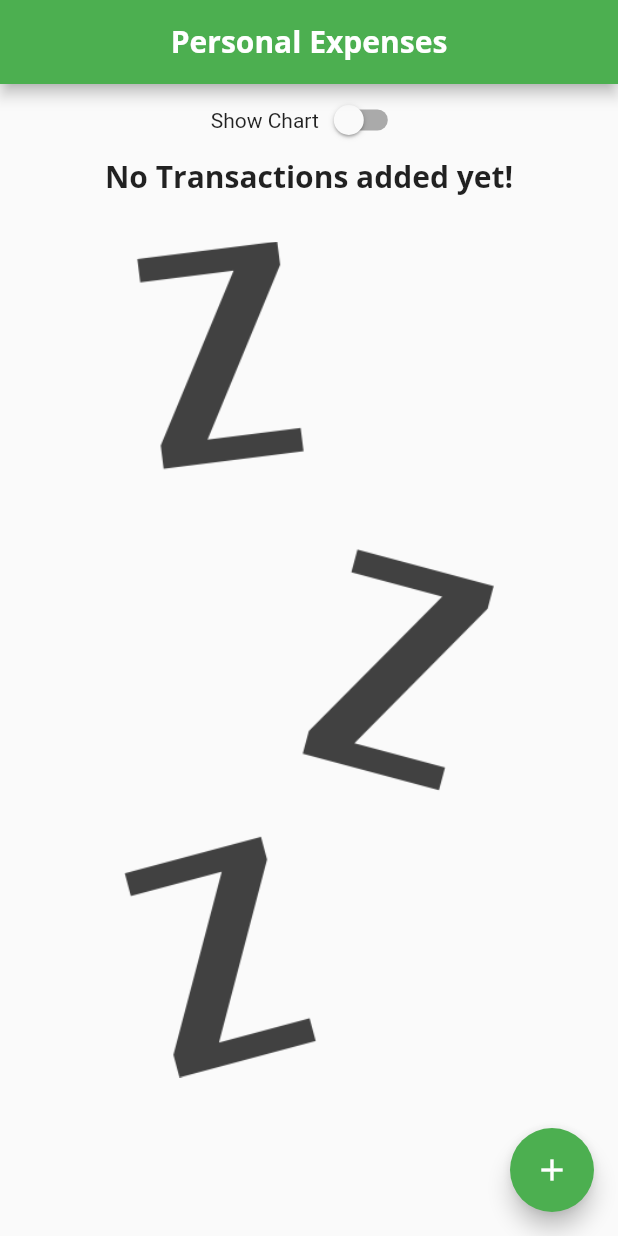
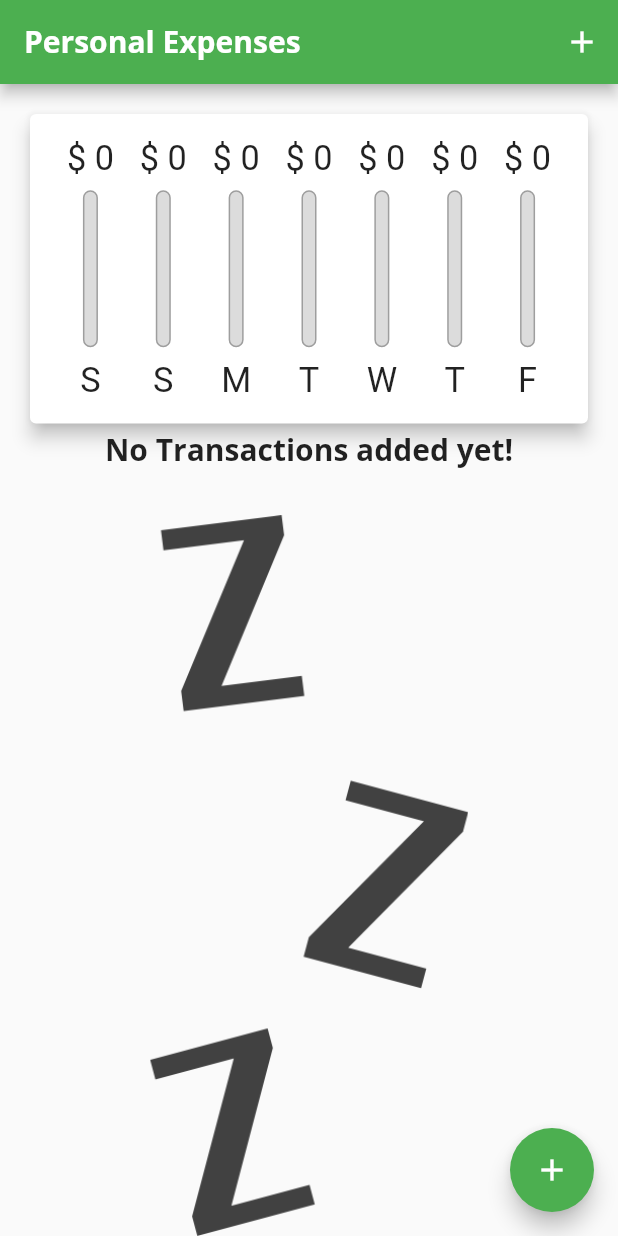
Before and after one commit to ranjeetrocky/fluttermax_expence_tracker, a Flutter app: the screen it shows after launch, on a phone screen of 412 x 824 dp. Run offline on Flutter 3.47's test engine with Material 2 defaults, Android fonts, the phone set to English and light mode, and no system bars.

Commit message:
made home page responsive to orientation change

```diff
--- a/lib/main.dart
+++ b/lib/main.dart
@@ -63,15 +63,6 @@ class _MyHomePageState extends State<MyHomePage> {
       );
     },
   );
-  // [
-  //   ,
-  //   Transaction(
-  //     id: "t1",
-  //     title: "Soup",
-  //     amount: 200,
-  //     date: DateTime.now(),
-  //   ),
-  // ];
   List<Transaction> get _recentTxs {
     return _transactionList.where((tx) {
       return tx.date?.isAfter(
@@ -110,20 +101,40 @@ class _MyHomePageState extends State<MyHomePage> {
     });
   }
 
+  @override
+  Widget build(BuildContext context) {
+    final isLandscape =
+        MediaQuery.of(context).orientation == Orientation.landscape;
     final appBar = AppBar(
       title: const Text(
         "Personal Expenses",
         // style: TextStyle(fontFamily: "OpenSans"),
       ),
-    centerTitle: true,
-    // actions: [
-    //   IconButton(
-    //       onPressed: () => _showAddModal(context), icon: const Icon(Icons.add))
-    // ],
+      actions: [
+        IconButton(
+            onPressed: () => _showAddModal(context),
+            icon: const Icon(Icons.add))
+      ],
     );
-
-  @override
-  Widget build(BuildContext context) {
+    final txListWidget = Container(
+      height: (MediaQuery.of(context).size.height -
+              MediaQuery.of(context).padding.top -
+              appBar.preferredSize.height) *
+          (isLandscape ? 0.8 : 0.7),
+      child: TransactionList(
+        _transactionList,
+        deleteTransactionFunction: _deleteTransaction,
+      ),
+    );
+    final chartWidget = SizedBox(
+      height: (MediaQuery.of(context).size.height -
+              MediaQuery.of(context).padding.top -
+              appBar.preferredSize.height) *
+          (isLandscape ? 0.8 : 0.3),
+      child: Chart(
+        recentTransactions: _recentTxs,
+      ),
+    );
     return Scaffold(
       appBar: appBar,
       floatingActionButton: FloatingActionButton(
@@ -133,6 +144,7 @@ class _MyHomePageState extends State<MyHomePage> {
       body: SingleChildScrollView(
         child: Column(
           children: [
+            if (isLandscape)
               Row(
                 mainAxisAlignment: MainAxisAlignment.center,
                 children: [
@@ -146,53 +158,8 @@ class _MyHomePageState extends State<MyHomePage> {
                       }),
                 ],
               ),
-            // Card(
-            //   child: Container(
-            //     child: const Text("Chart!"),
-            //     width: double.infinity,
-            //   ),
-            //   elevation: 5,
-            // ),
-            PageTransitionSwitcher(
-              reverse: !_showChart,
-              transitionBuilder: (child, primaryAnimation, secondaryAnimation) {
-                return SharedAxisTransition(
-                  child: child,
-                  animation: primaryAnimation,
-                  secondaryAnimation: secondaryAnimation,
-                  transitionType: SharedAxisTransitionType.horizontal,
-                );
-              },
-              child: _showChart
-                  ? SizedBox(
-                      height: (MediaQuery.of(context).size.height -
-                              MediaQuery.of(context).padding.top -
-                              appBar.preferredSize.height) *
-                          0.8,
-                      child: Chart(
-                        recentTransactions: _recentTxs,
-                      ),
-                    )
-                  :
-                  // Container(
-                  //   width: double.infinity,
-                  //   child: Card(
-                  //     elevation: 5,
-                  //     child: Text('List of Tx'),
-                  //   ),
-                  // ),'
-                  // UserTransactions()
-                  Container(
-                      height: (MediaQuery.of(context).size.height -
-                              MediaQuery.of(context).padding.top -
-                              appBar.preferredSize.height) *
-                          0.8,
-                      child: TransactionList(
-                        _transactionList,
-                        deleteTransactionFunction: _deleteTransaction,
-                      ),
-                    ),
-            )
+            if (!isLandscape) ...[chartWidget, txListWidget],
+            if (isLandscape) _showChart ? chartWidget : txListWidget,
           ],
         ),
       ), // This trailing comma makes auto-formatting nicer for build methods.
```
Lines whose indentation alone changed are shown as unchanged.
